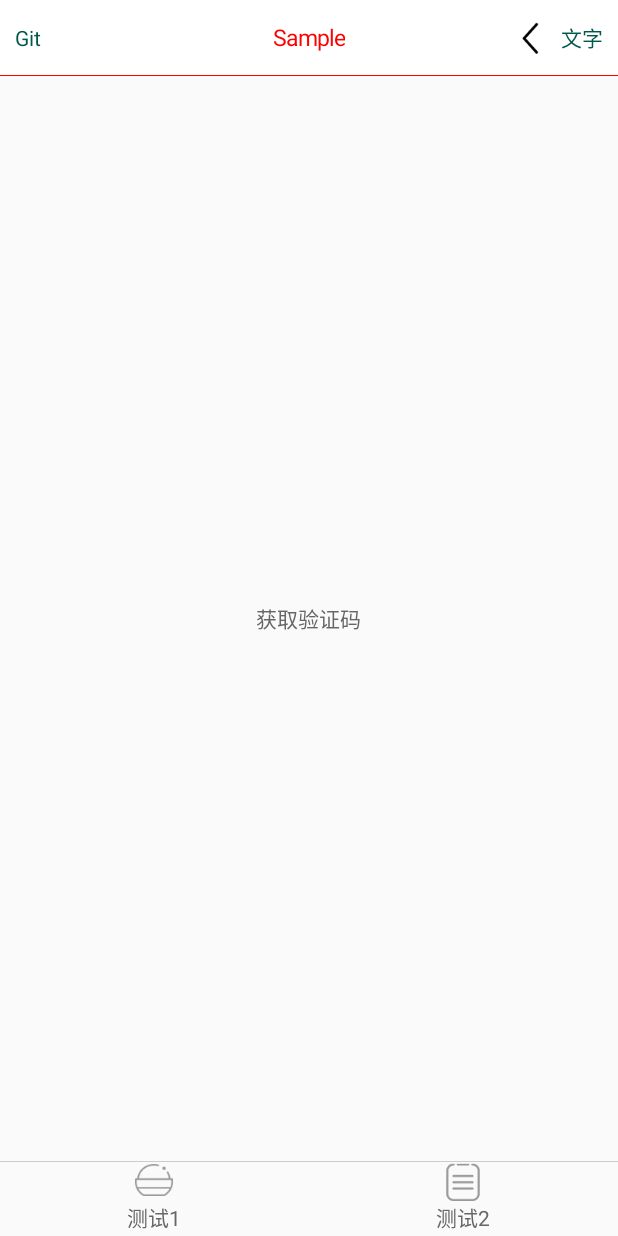
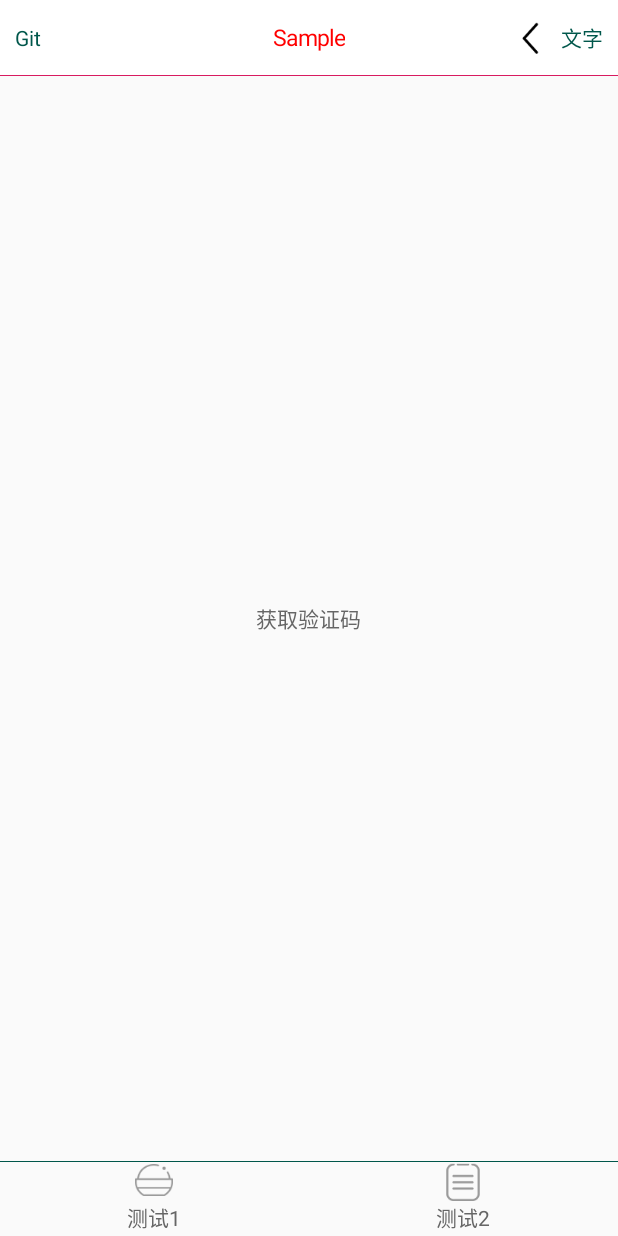
Before and after one commit to zy7/library, an Android app: the screen it shows after launch (MainActivity), on a phone screen of 412 x 824 dp. Run offline under Robolectric (Android 15) with nearby library versions, the phone set to English and light mode, and no system bars.

Commit message:
更新divider

```diff
--- a/app/src/main/res/layout/activity_main.xml
+++ b/app/src/main/res/layout/activity_main.xml
@@ -22,7 +22,7 @@
         app:btnTextPadding="10dp"
         app:btnBackground="@drawable/btn_bg"
         app:dividerHeight="1dp"
-        app:dividerColor="@color/colorAccent"
+        app:dividerLine="@color/colorAccent"
         />
 
     <com.zy.library.widget.CountdownTextView
@@ -40,7 +40,7 @@
         android:layout_height="50dp"
         android:layout_alignParentBottom="true"
         app:dividerHeight="1dp"
-        app:dividerColor="@color/colorPrimaryDark">
+        app:dividerLine="@color/colorPrimaryDark">
 
         <TextView
             android:layout_width="0dp"
--- a/library/src/main/java/com/zy/library/widget/BottomBar.java
+++ b/library/src/main/java/com/zy/library/widget/BottomBar.java
@@ -59,7 +59,7 @@ public class BottomBar extends LinearLayout implements View.OnClickListener {
         TypedArray a = context.obtainStyledAttributes(attrs, R.styleable.BottomBar);
         try {
             mDividerHeight = a.getDimensionPixelOffset(R.styleable.BottomBar_dividerHeight, 0);
-            mDivider = a.getColor(R.styleable.BottomBar_divider, Color.LTGRAY);
+            mDivider = a.getColor(R.styleable.BottomBar_dividerLine, Color.LTGRAY);
         } catch (Exception e) {
             e.printStackTrace();
         } finally {
--- a/library/src/main/java/com/zy/library/widget/TitleBar.java
+++ b/library/src/main/java/com/zy/library/widget/TitleBar.java
@@ -105,7 +105,7 @@ public class TitleBar extends ViewGroup implements View.OnClickListener {
             mLeftBtnText = a.getString(R.styleable.TitleBar_leftBtnText);
             mImmersive = a.getBoolean(R.styleable.TitleBar_immersive, false);
             mDividerHeight = a.getDimensionPixelOffset(R.styleable.TitleBar_dividerHeight, 0);
-            mDivider = a.getColor(R.styleable.TitleBar_divider, mTitleColor);
+            mDivider = a.getColor(R.styleable.TitleBar_dividerLine, mTitleColor);
         } catch (Exception e) {
             e.printStackTrace();
         } finally {
--- a/library/src/main/res/values/attrs.xml
+++ b/library/src/main/res/values/attrs.xml
@@ -1,7 +1,7 @@
 <?xml version="1.0" encoding="utf-8"?>
 <resources>
     <attr name="dividerHeight"          format="dimension" />
-    <attr name="divider"                format="color" />
+    <attr name="dividerLine"                format="color" />
 
     <declare-styleable name="TitleBar">
         <attr name="immersive"              format="boolean" />
@@ -17,12 +17,12 @@
         <attr name="leftBtnDrawable"        format="reference" />
         <attr name="leftBtnText"            format="string" />
         <attr name="dividerHeight" />
-        <attr name="divider" />
+        <attr name="dividerLine" />
     </declare-styleable>
 
     <declare-styleable name="BottomBar">
         <attr name="dividerHeight" />
-        <attr name="divider" />
+        <attr name="dividerLine" />
     </declare-styleable>
 
     <declare-styleable name="CountdownTextView">
```
